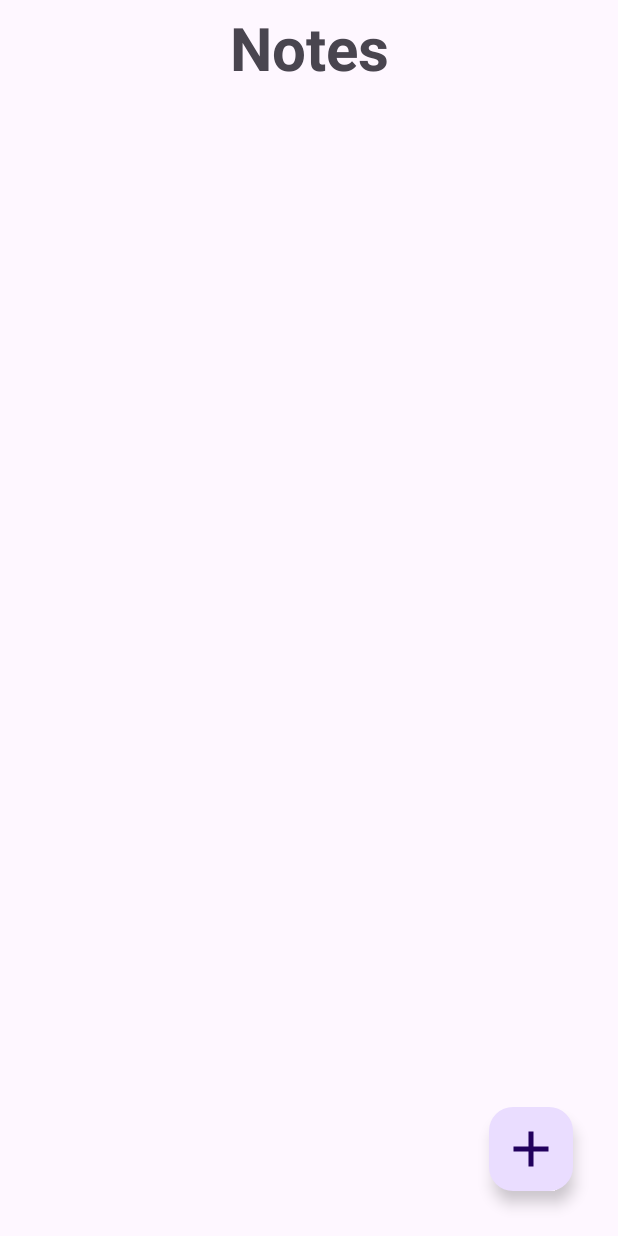
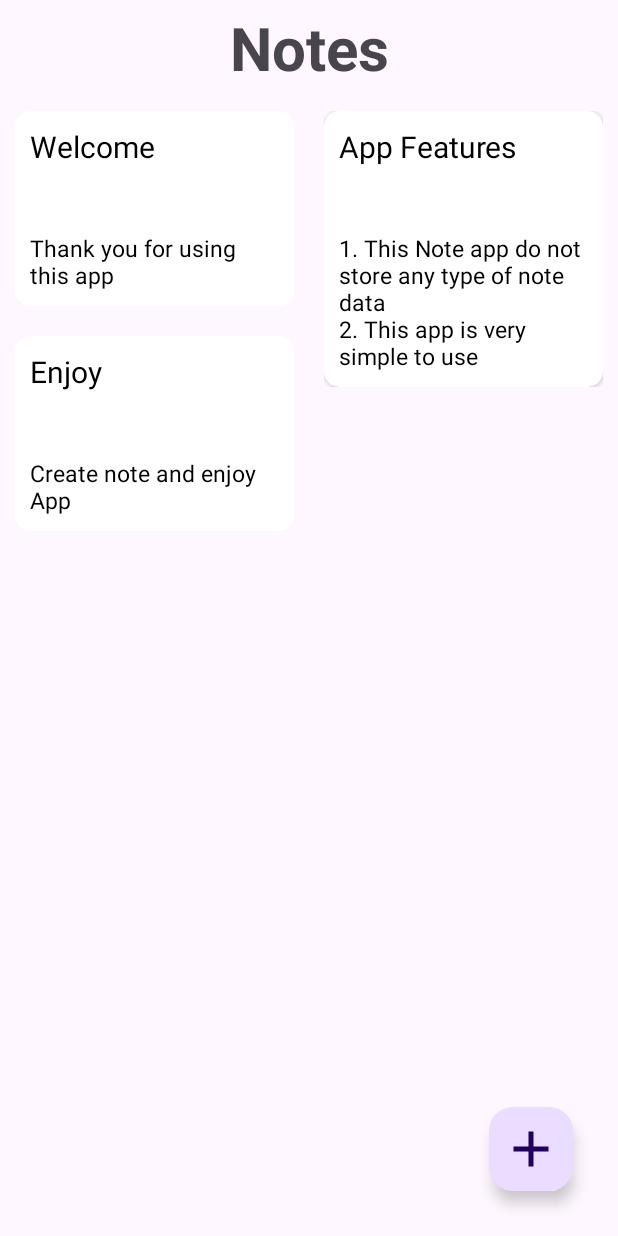
Before and after one commit to Its-tejas/Notes_App, an Android app: the screen it shows after launch once a user with an empty profile is signed in (NotesListActivity), on a phone screen of 412 x 824 dp. Run offline under Robolectric (Android 15) with nearby library versions, the phone set to English and light mode, and no system bars; our stand-ins replace Firebase (no records; nobody signed in at launch, a user with empty details on screens opened directly).

Commit message:
2nd commit

```diff
--- a/app/src/main/java/com/mydroid/notesapp/Adapter/NoteAdapter.java
+++ b/app/src/main/java/com/mydroid/notesapp/Adapter/NoteAdapter.java
@@ -46,9 +46,6 @@ public class NoteAdapter extends RecyclerView.Adapter<NoteAdapter.NoteViewHolder
         holder.noteTitle.setText(model.getTitle());
         holder.noteText.setText(model.getText());
 
-        // Code for do some action
-
-
         holder.noteCard.setOnClickListener(new View.OnClickListener() {
             @Override
             public void onClick(View v) {
@@ -76,6 +73,8 @@ public class NoteAdapter extends RecyclerView.Adapter<NoteAdapter.NoteViewHolder
                         model.id = UPDATED_ID;
                         model.title = UPDATED_TITLE;
                         model.text = UPDATED_TEXT;
+
+                        if (!UPDATED_TITLE.equals("") && !UPDATED_TEXT.equals("")) {
                             int isUpadateSuccess = helper.updateNote(model);
                             if (isUpadateSuccess == 1) {
                                 Toast.makeText(context, "Note update successfully", Toast.LENGTH_SHORT).show();
@@ -83,6 +82,7 @@ public class NoteAdapter extends RecyclerView.Adapter<NoteAdapter.NoteViewHolder
                                 updateRecyclerViewData();
                             } else {
                                 Toast.makeText(context, "Note Deletion Failed", Toast.LENGTH_SHORT).show();
+                            }
                         }
                     }
                 });
--- a/app/src/main/java/com/mydroid/notesapp/NotesListActivity.java
+++ b/app/src/main/java/com/mydroid/notesapp/NotesListActivity.java
@@ -3,6 +3,7 @@ package com.mydroid.notesapp;
 
 import android.app.Dialog;
 import android.content.Intent;
+import android.content.SharedPreferences;
 import android.os.Bundle;
 import android.util.Log;
 import android.view.View;
@@ -38,24 +39,27 @@ public class NotesListActivity extends AppCompatActivity {
 
 
         auth = FirebaseAuth.getInstance();
-
         helper = new DBHelper(this);
 
-        // code for write data into database
-        String temp = "SQLite is another data storage available in Android where we can store data in the user’s device and can use it any time when required. In this article, we will take a ";
-        String temp2 = "SQLite is another data storage available in Android where we can store data in the user’s device and can use it any time when required. In this article, we will take a look at creating an SQLite database in Android app and adding data to that database in the Android app. This is a series of 4 articles in which we are going to perform the basic CRUD (Create, Read, Update, and Delete) operation with SQLite Database in Android. We are going to cover the following 4 articles in this series:";
-//            helper.addNote("First", temp);
-//            helper.addNote("Second", "abcd");
-//            helper.addNote("Third", "1");
-//            helper.addNote("Fourth", temp2);
-//            helper.addNote("Fifth", "sytfdwdeqjfcdawefvkawefcvksadgfvkusdagfyuksdgfkyigweasiyfiweyifgtewytgfewfg");
+        // SharedPreferences is used to set and know app opened 1st time or not
+        SharedPreferences SP = getSharedPreferences("login", MODE_PRIVATE);
+        SharedPreferences.Editor editor = SP.edit();        // Editor is used to set value in SharedPreferences
+        Boolean isNewUser = SP.getBoolean("isNewUser", false);
 
+        if (isNewUser == true)
+        {
+            // code for write data into database only for 1st time
+            helper.addNote("Welcome", "Thank you for using this app");
+            helper.addNote("App Features", "1. This Note app do not store any type of note data\n2. This app is very simple to use");
+            helper.addNote("Enjoy", "Create note and enjoy App");
 
-        // code for fetch data
+            editor.putBoolean("isNewUser", false);
+            editor.apply();
+        }
+
+        // code for fetch data into arraylist
         arrayNote = helper.getNote();
-
         noteAdapter = new NoteAdapter(this, arrayNote);
-//        noteAdapter = new NoteAdapter(this);
 
         int spancount = 2;      // no. of columns in grid
         binding.recyclerView.setAdapter(noteAdapter);
@@ -88,6 +92,7 @@ public class NotesListActivity extends AppCompatActivity {
                         String TITLE = titleofNote.getText().toString();
                         String TEXT = textofNote.getText().toString();
 
+                        if (!TITLE.equals("") && !TEXT.equals("")) {
                             int res = helper.addNote(TITLE, TEXT);
                             if (res == 1) {
                                 Toast.makeText(NotesListActivity.this, "Note Created Successfully", Toast.LENGTH_SHORT).show();
@@ -96,6 +101,11 @@ public class NotesListActivity extends AppCompatActivity {
 
                             } else {
                                 Toast.makeText(NotesListActivity.this, "Note Creation Failed", Toast.LENGTH_SHORT).show();
+                            }
+                        }
+                        else
+                        {
+                            Toast.makeText(NotesListActivity.this, "Please enter some text", Toast.LENGTH_SHORT).show();
                         }
 
                     }
```
Also changed, not shown: app/src/main/java/com/mydroid/notesapp/LogInActivity.java (+7 -2 lines). Lines whose indentation alone changed are shown as unchanged.
